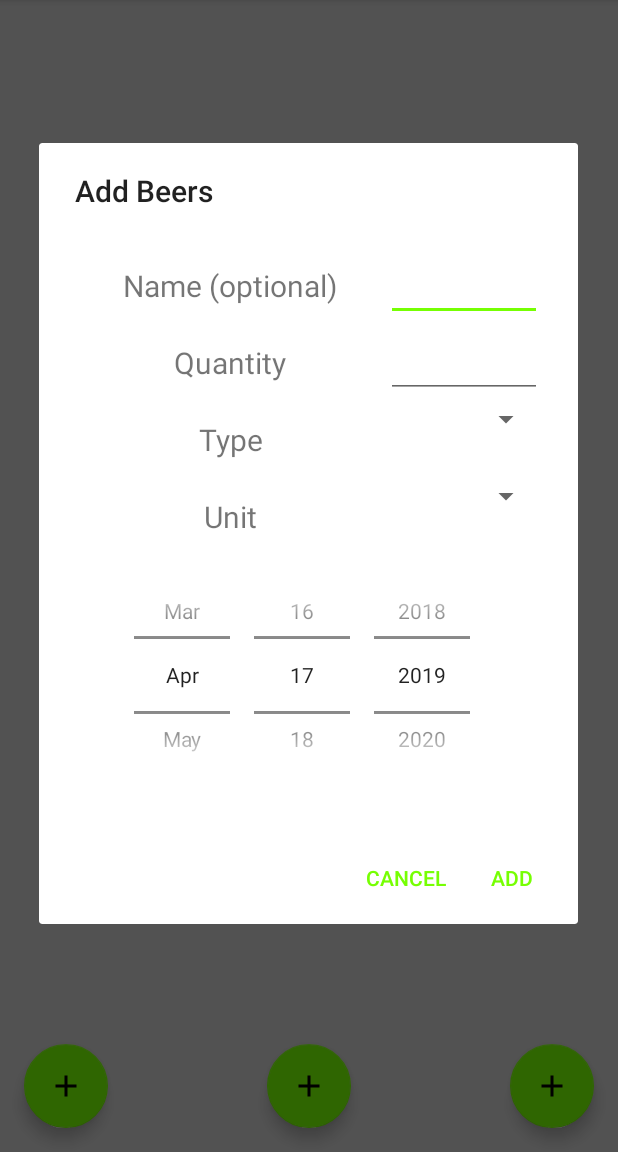
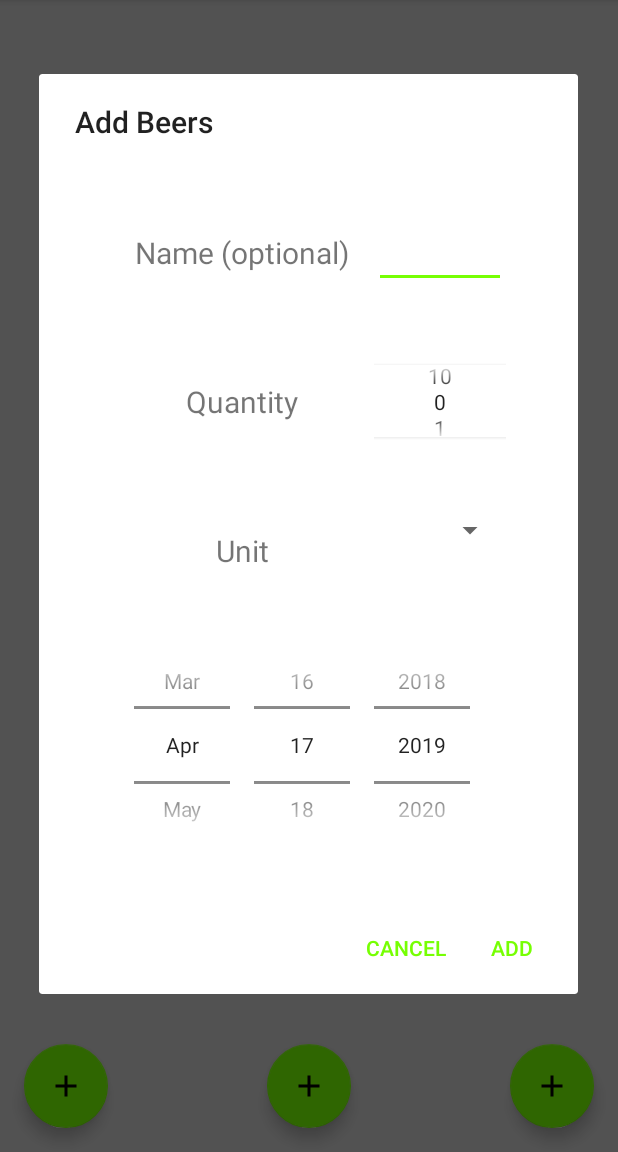
Before and after one commit to HavaG/AlcoholCounter, an Android app: the screen it shows after launch (MainActivity), after a tap on an icon or button, on a phone screen of 412 x 824 dp, the part 84-1236 px from its top. Run offline under Robolectric (Android 15) with nearby library versions, the phone set to English and light mode, and no system bars; our stand-ins replace Room's generated code.

Commit message:
get rid of type quantity spinner

```diff
--- a/app/src/main/java/com/example/alcoholcounter/database/Converters.java
+++ b/app/src/main/java/com/example/alcoholcounter/database/Converters.java
@@ -23,16 +23,4 @@ public class Converters {
         String json = gson.toJson(date);
         return json;
     }
-    @TypeConverter
-    public static com.example.alcoholcounter.database.Type fromTypeString(String value) {
-        Type listType = new TypeToken<com.example.alcoholcounter.database.Type>() {}.getType();
-        return new Gson().fromJson(value, listType);
-    }
-
-    @TypeConverter
-    public static String fromType(com.example.alcoholcounter.database.Type type) {
-        Gson gson = new Gson();
-        String json = gson.toJson(type);
-        return json;
-    }
 }
--- a/app/src/main/java/com/example/alcoholcounter/database/Drink.java
+++ b/app/src/main/java/com/example/alcoholcounter/database/Drink.java
@@ -25,9 +25,6 @@ public class Drink {
     @ColumnInfo(name = "degrees")
     public double degrees;
 
-    @ColumnInfo(name = "type")
-    public Type type;
-
     @ColumnInfo(name = "date")
     public Date date;
 }
--- a/app/src/main/java/com/example/alcoholcounter/database/DrinkCounterDB.java
+++ b/app/src/main/java/com/example/alcoholcounter/database/DrinkCounterDB.java
@@ -7,7 +7,7 @@ import android.arch.persistence.room.TypeConverters;
 import android.content.Context;
 
 @Database(
-        entities = {Drink.class, Type.class},
+        entities = {Drink.class},
         version = 3,
         exportSchema = false
 )
@@ -15,7 +15,6 @@ import android.content.Context;
 @TypeConverters(Converters.class)
 public abstract class DrinkCounterDB extends RoomDatabase {
     public abstract DrinksDao DrinksDao();
-    public abstract TypeDao TypeDao();
     private static DrinkCounterDB INSTANCE;
 
     public synchronized static DrinkCounterDB getInstance(Context context) {
--- a/app/src/main/java/com/example/alcoholcounter/database/Type.java
+++ /dev/null
@@ -1,18 +0,0 @@
-package com.example.alcoholcounter.database;
-
-import android.arch.persistence.room.ColumnInfo;
-import android.arch.persistence.room.Entity;
-import android.arch.persistence.room.PrimaryKey;
-
-@Entity(tableName = "typeitem")
-public class Type{
-    @ColumnInfo(name = "id")
-    @PrimaryKey(autoGenerate = true)
-    public Long id;
-
-    @ColumnInfo(name = "name")
-    public String name;
-
-    @ColumnInfo(name = "degrees")
-    public Double degrees;
-}
--- a/app/src/main/java/com/example/alcoholcounter/database/TypeDao.java
+++ /dev/null
@@ -1,27 +0,0 @@
-package com.example.alcoholcounter.database;
-
-import android.arch.persistence.room.Dao;
-import android.arch.persistence.room.Delete;
-import android.arch.persistence.room.Insert;
-import android.arch.persistence.room.Query;
-import android.arch.persistence.room.Update;
-
-import java.util.List;
-
-@Dao
-public interface TypeDao {
-    @Query("SELECT * FROM typeitem")
-    List<Type> getAll();
-
-    @Query("SELECT * FROM typeitem WHERE id = :id LIMIT 1")
-    Type get(int id);
-
-    @Insert
-    long insert(Type typeItems);
-
-    @Delete
-    void deleteItem(Type typeItem);
-
-    @Update
-    void update(Type typeItem);
-}
--- a/app/src/main/java/com/example/alcoholcounter/fragments/BeerDialogFragment.java
+++ b/app/src/main/java/com/example/alcoholcounter/fragments/BeerDialogFragment.java
@@ -1,9 +1,7 @@
 package com.example.alcoholcounter.fragments;
 
-import android.annotation.SuppressLint;
 import android.app.Dialog;
 import android.content.DialogInterface;
-import android.os.AsyncTask;
 import android.os.Bundle;
 import android.support.annotation.NonNull;
 import android.support.annotation.Nullable;
@@ -13,13 +11,13 @@ import android.support.v7.app.AlertDialog;
 import android.view.LayoutInflater;
 import android.view.View;
 import android.widget.EditText;
+import android.widget.NumberPicker;
 import android.widget.Spinner;
 import android.widget.Toast;
 
 import com.example.alcoholcounter.R;
 import com.example.alcoholcounter.database.Drink;
 import com.example.alcoholcounter.database.DrinkCounterDB;
-import com.example.alcoholcounter.database.Type;
 
 import java.util.ArrayList;
 import java.util.List;
@@ -29,8 +27,6 @@ public class BeerDialogFragment extends DialogFragment {
     public static final String TAG = "NewCategoryDialogFragment";
 
     private DrinkCounterDB DB;
-    private List<Type> types;
-    private List<String> typeNames = new ArrayList<>();
     private List<String> unitNames = new ArrayList<>();
 
     public interface NewDrinkDialogListener {
@@ -50,7 +46,6 @@ public class BeerDialogFragment extends DialogFragment {
         }
 
         DB = DrinkCounterDB.getInstance(getContext());
-        loadBackground();
     }
 
     @NonNull
@@ -75,7 +70,7 @@ public class BeerDialogFragment extends DialogFragment {
     }
 
     private EditText beerWineName;
-    private EditText beerWineQuantity;
+    private NumberPicker beerWineQuantity;
     private Spinner beerWineTypeSpinner;
     private Spinner beerWineUnitSpinner;
 
@@ -83,12 +78,13 @@ public class BeerDialogFragment extends DialogFragment {
     private View getContentView() {
         View contentView = LayoutInflater.from(getContext()).inflate(R.layout.dialog_new_beer_wine, null);
         beerWineName =contentView.findViewById(R.id.beerWineName);
-        beerWineQuantity =contentView.findViewById(R.id.beerWineQuantity);
-        beerWineTypeSpinner =contentView.findViewById(R.id.beerWineTypeSpinner);
+        beerWineQuantity = (NumberPicker) contentView.findViewById(R.id.beerWineQuantityPicker);
 
-        for (int i = 0; i < types.size(); i++){
-            typeNames.add(types.get(i).name);
-        }
+        beerWineQuantity.setMinValue(0);
+        beerWineQuantity.setMaxValue(10);
+
+        beerWineQuantity.setWrapSelectorWheel(true);
+
 
         beerWineUnitSpinner =contentView.findViewById(R.id.beerWineUnitSpinner);
             //TODO: unnit spinner
@@ -111,24 +107,6 @@ public class BeerDialogFragment extends DialogFragment {
         return false;
     }
 
-    //Háttérben feltölni a types listát az összes típussal
-    @SuppressLint("StaticFieldLeak")
-    private void loadBackground() {
-        new AsyncTask<Void, Void, List<Type>>() {
-
-            @Override
-            protected List<Type> doInBackground(Void... voids) {
-                types = DB.TypeDao().getAll();
-                return DB.TypeDao().getAll();
-            }
-
-            @Override
-            protected void onPostExecute(List<Type> typeItems) {
-                types = typeItems;
-            }
-        }.execute();
-    }
-
     //hozzáadja az új italt
     private Drink getDrink() {
         Drink drink = new Drink();
@@ -137,9 +115,6 @@ public class BeerDialogFragment extends DialogFragment {
             drink.name = beerWineName.getText().toString();
         } else
             drink.name = "Beer";
-        drink.quantity = Double.parseDouble(beerWineQuantity.getText().toString());
-        drink.type = types.get(beerWineTypeSpinner.getSelectedItemPosition());
-        drink.degrees = drink.type.degrees;
 
         return drink;
     }
--- a/app/src/main/res/layout/dialog_new_beer_wine.xml
+++ b/app/src/main/res/layout/dialog_new_beer_wine.xml
@@ -10,7 +10,8 @@
     <LinearLayout
         android:layout_width="match_parent"
         android:layout_height="wrap_content"
-        android:weightSum="3">
+        android:weightSum="3"
+        android:padding="24dp">
 
         <TextView
             android:layout_weight="2"
@@ -26,56 +27,44 @@
             android:id="@+id/beerWineName"
             android:layout_width="0dp"
             android:layout_height="wrap_content" />
+
     </LinearLayout>
 
     <LinearLayout
         android:layout_width="match_parent"
         android:layout_height="wrap_content"
-        android:weightSum="3">
+        android:weightSum="3"
+        android:padding="24dp">
 
         <TextView
             android:layout_weight="2"
-            android:textSize="20dp"
+            android:textSize="20sp"
             android:layout_width="0dp"
             android:layout_height="wrap_content"
             android:text="@string/quantity"
             android:padding="12dip"
             android:gravity="center"/>
 
+        <NumberPicker
+            android:id="@+id/beerWineQuantityPicker"
+            android:layout_width="0dp"
+            android:layout_height="match_parent"
+            android:layout_weight="1"/>
+        <!--
         <EditText
             android:layout_weight="1"
             android:inputType="number"
             android:id="@+id/beerWineQuantity"
             android:layout_width="0dp"
             android:layout_height="wrap_content" />
+    -->
     </LinearLayout>
 
     <LinearLayout
         android:layout_width="match_parent"
         android:layout_height="wrap_content"
-        android:weightSum="3">
-
-        <TextView
-            android:layout_weight="2"
-            android:textSize="20dp"
-            android:layout_width="0dp"
-            android:layout_height="wrap_content"
-            android:text="@string/type"
-            android:padding="12dip"
-            android:gravity="center"/>
-
-        <Spinner
-            android:layout_weight="1"
-            android:id="@+id/beerWineTypeSpinner"
-            android:layout_width="0dp"
-            android:layout_height="wrap_content" />
-
-    </LinearLayout>
-
-    <LinearLayout
-        android:layout_width="match_parent"
-        android:layout_height="wrap_content"
-        android:weightSum="3">
+        android:weightSum="3"
+        android:padding="24dp">
 
         <TextView
             android:layout_weight="2"
```
